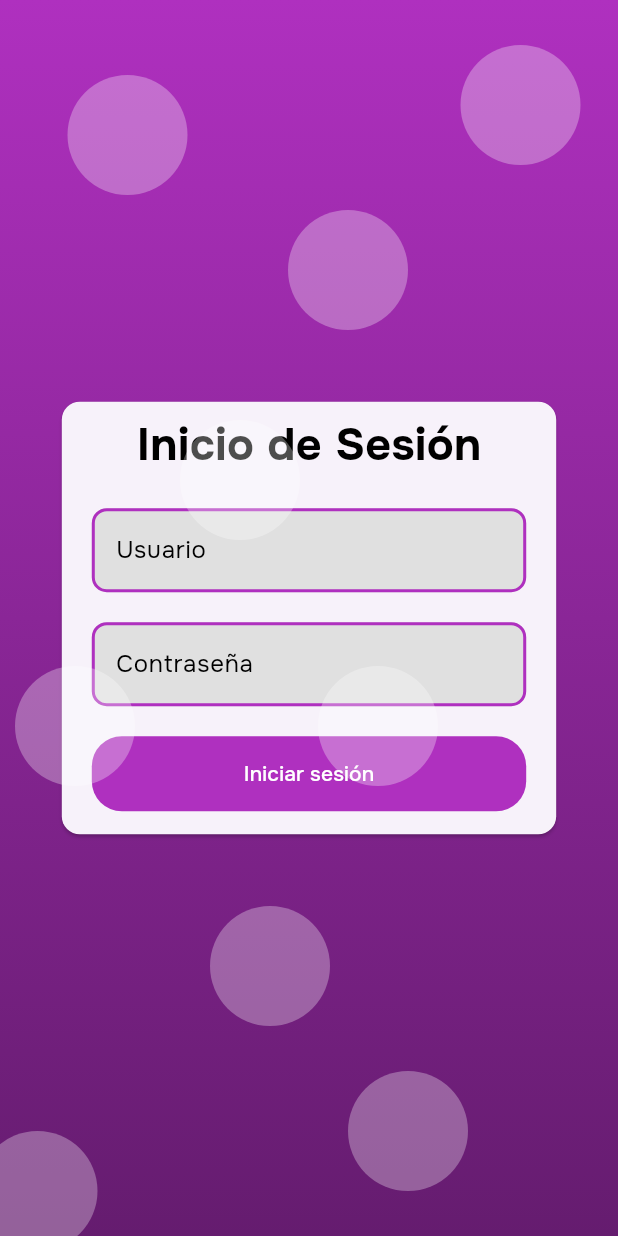
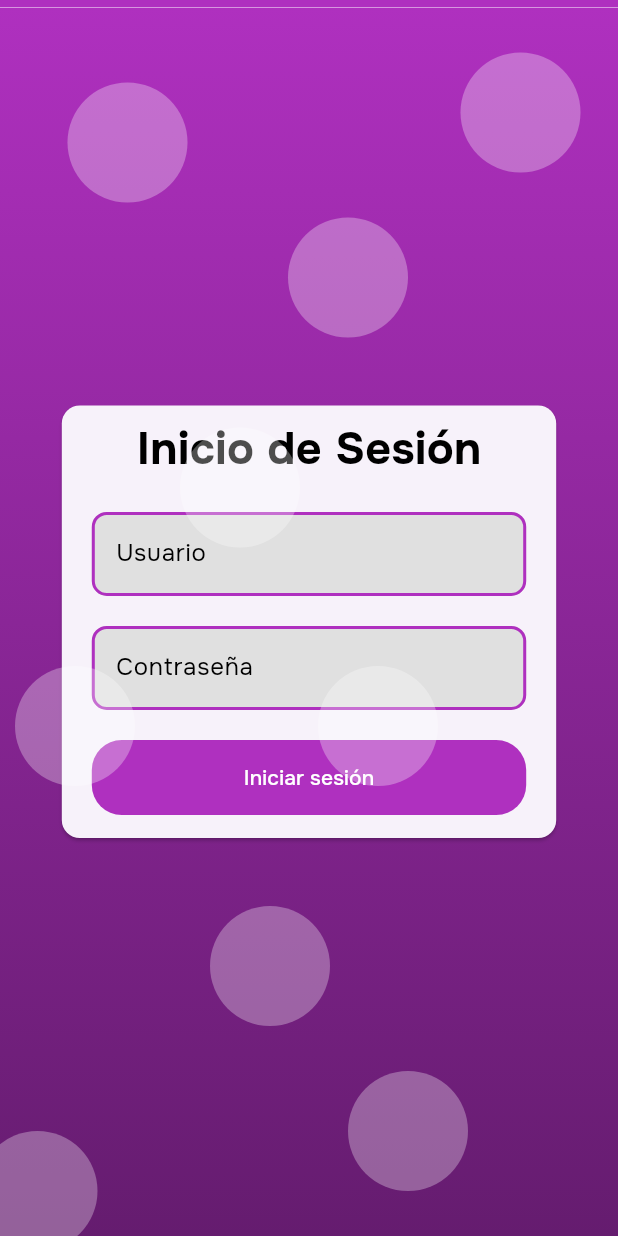
Before and after one commit to HanJian16/Ballots-Template, a Flutter app: the screen it shows after launch, on a phone screen of 412 x 824 dp. Run offline on Flutter 3.47's test engine with Material 3 defaults, Android fonts, the phone set to English and light mode, and no system bars; our stand-ins replace dio, flutter_dotenv, get, google_fonts, permission_handler, signature.

Commit message:
refactor(ui): agregar PreferredSize a ScreenContainer y ajustar AppBar en login_screen y cambiando scafold por el ScreenContainer

```diff
--- a/frontend/ballots_template_flutter/lib/screens/login_screen.dart
+++ b/frontend/ballots_template_flutter/lib/screens/login_screen.dart
@@ -1,5 +1,6 @@
 import 'package:ballots_template_flutter/widgets/auth/loginBackground/login_background.dart';
 import 'package:ballots_template_flutter/widgets/auth/login_body.dart';
+import 'package:ballots_template_flutter/widgets/screen_container.dart';
 import 'package:flutter/material.dart';
 
 class LoginScreen extends StatelessWidget {
@@ -7,8 +8,10 @@ class LoginScreen extends StatelessWidget {
 
   @override
   Widget build(BuildContext context) {
-    return Scaffold(
-      body: LoginBackground(
+    return const ScreenContainer(
+      appBarHeight: 5,
+      appBarChildren: Text(""),
+      children: LoginBackground(
         child: LoginBody(),
       ),
     );
--- a/frontend/ballots_template_flutter/lib/widgets/screen_container.dart
+++ b/frontend/ballots_template_flutter/lib/widgets/screen_container.dart
@@ -7,25 +7,29 @@ class ScreenContainer extends StatelessWidget {
     this.appBarChildren,
     this.appBarActions,
     this.backgroundColor,
+     this.appBarHeight = kToolbarHeight,
   });
 
   final Widget children;
   final Widget? appBarChildren;
   final List<Widget>? appBarActions;
   final Color? backgroundColor;
+  final double appBarHeight;
 
   @override
   Widget build(BuildContext context) {
     return Scaffold(
       resizeToAvoidBottomInset: true,
-      backgroundColor: backgroundColor,
       appBar: appBarChildren != null
-          ? AppBar(
+          ? PreferredSize(
+            preferredSize: Size.fromHeight(appBarHeight),
+            child: AppBar(
                 elevation: 0,
                 scrolledUnderElevation: 0,
                 backgroundColor: backgroundColor,
                 title: appBarChildren,
                 actions: appBarActions ?? [],
+              ),
           )
           : null,
       body: SafeArea(
```
Lines whose indentation alone changed are shown as unchanged.
